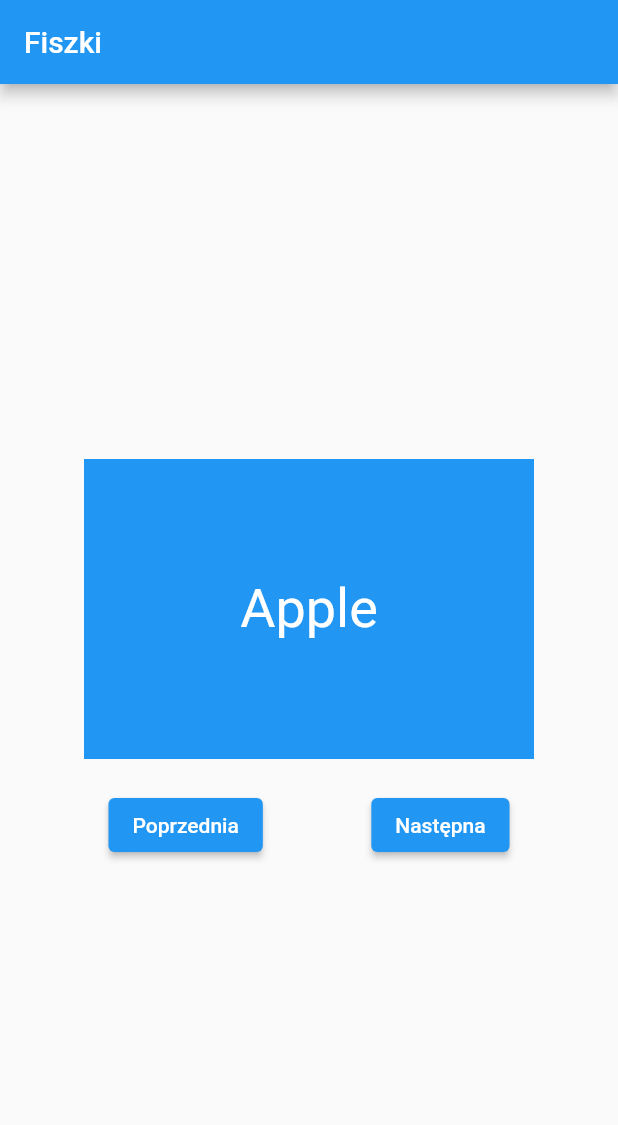
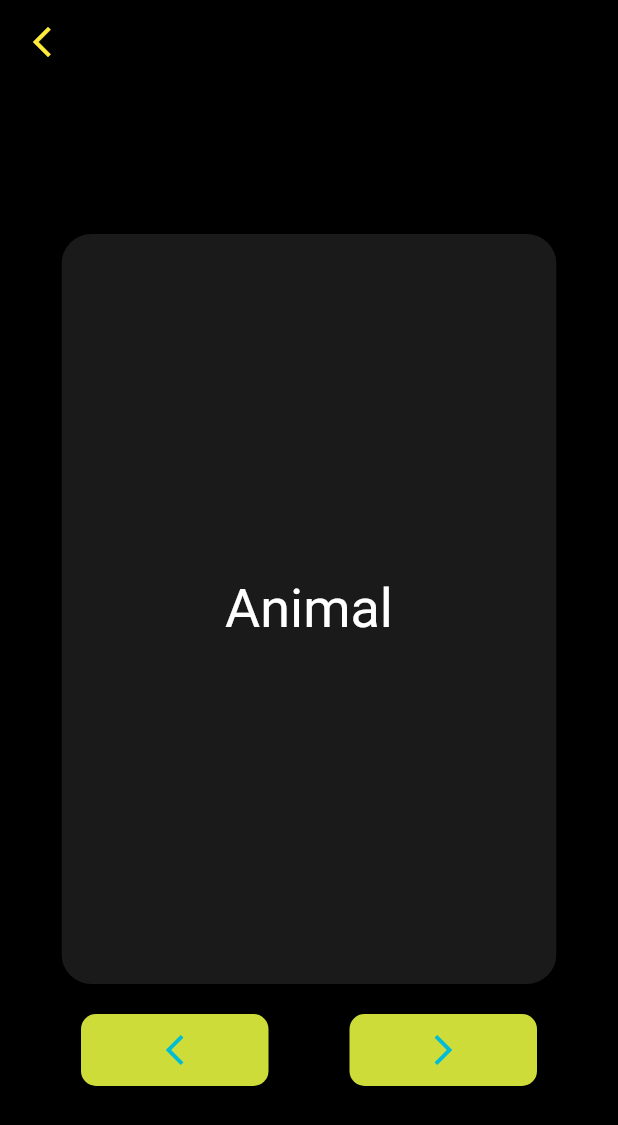
Before and after one commit to Kacp-R/fiszki, a Flutter app: the screen it shows after launch, after a tap on "Flashcards", on a phone screen of 412 x 824 dp. Shown: the top 1125 px of the screen. Run offline on Flutter 3.47's test engine with Material 2 defaults, Android fonts, the phone set to English and light mode, and no system bars; drawn by our look-alikes of flip_card.

Commit message:
-wstępna wersja fiszek dodana v1.1

```diff
--- a/lib/flashcards.dart
+++ b/lib/flashcards.dart
@@ -1,3 +1,4 @@
+import 'package:fiszki/main_page.dart';
 import 'package:flutter/material.dart';
 import 'package:flip_card/flip_card.dart';
 
@@ -7,7 +8,12 @@ class Flashcards extends StatelessWidget {
     return MaterialApp(
       title: 'Fiszki',
       theme: ThemeData(
-        primarySwatch: Colors.blue,
+        primarySwatch: Colors.lime,
+        scaffoldBackgroundColor: Colors.black,
+        appBarTheme: AppBarTheme(
+          color: Colors.black,
+          foregroundColor: Colors.yellow,
+        )
       ),
       home: FlashcardsPage(),
     );
@@ -20,7 +26,72 @@ class FlashcardsPage extends StatefulWidget {
 }
 
 class _FlashcardsPageState extends State<FlashcardsPage> {
-  List<Flashcard> flashcards = [    Flashcard('Apple', 'Jabłko'),    Flashcard('Grape', 'Wino w wodzie'),    Flashcard('Pear', 'Gruszka'),  ];
+  List<Flashcard> flashcards = [
+    Flashcard('Animal', 'Zwierzę'),
+    Flashcard('Art', 'Sztuka'),
+    Flashcard('Baby', 'Dziecko'),
+    Flashcard('Backpack', 'Plecak'),
+    Flashcard('Ball', 'Piłka'),
+    Flashcard('Bathroom', 'Łazienka'),
+    Flashcard('Bed', 'Łóżko'),
+    Flashcard('Bicycle', 'Rower'),
+    Flashcard('Bird', 'Ptak'),
+    Flashcard('Book', 'Książka'),
+    Flashcard('Bottle', 'Butelka'),
+    Flashcard('Box', 'Pudełko'),
+    Flashcard('Boy', 'Chłopiec'),
+    Flashcard('Bread', 'Chleb'),
+    Flashcard('Breakfast', 'Śniadanie'),
+    Flashcard('Building', 'Budynek'),
+    Flashcard('Bus', 'Autobus'),
+    Flashcard('Business', 'Biznes'),
+    Flashcard('Butterfly', 'Motyl'),
+    Flashcard('Car', 'Samochód'),
+    Flashcard('Cat', 'Kot'),
+    Flashcard('Chair', 'Krzesło'),
+    Flashcard('City', 'Miasto'),
+    Flashcard('Clothes', 'Ubrania'),
+    Flashcard('Cloud', 'Chmura'),
+    Flashcard('Coffee', 'Kawa'),
+    Flashcard('Computer', 'Komputer'),
+    Flashcard('Cookie', 'Ciastko'),
+    Flashcard('Country', 'Kraj'),
+    Flashcard('Cousin', 'Kuzyn'),
+    Flashcard('Cow', 'Krowa'),
+    Flashcard('Cup', 'Kubek'),
+    Flashcard('Dad', 'Tata'),
+    Flashcard('Dance', 'Taniec'),
+    Flashcard('Daughter', 'Córka'),
+    Flashcard('Day', 'Dzień'),
+    Flashcard('Desk', 'Biurko'),
+    Flashcard('Dinner', 'Obiad'),
+    Flashcard('Dog', 'Pies'),
+    Flashcard('Door', 'Drzwi'),
+    Flashcard('Drawing', 'Rysunek'),
+    Flashcard('Dream', 'Sen'),
+    Flashcard('Dress', 'Sukienka'),
+    Flashcard('Drink', 'Napój'),
+    Flashcard('Ear', 'Ucho'),
+    Flashcard('Earth', 'Ziemia'),
+    Flashcard('Egg', 'Jajko'),
+    Flashcard('Electricity', 'Elektryczność'),
+    Flashcard('Elephant', 'Słoń'),
+    Flashcard('Elevator', 'Winda'),
+    Flashcard('Email', 'E-mail'),
+    Flashcard('Engine', 'Silnik'),
+    Flashcard('Evening', 'Wieczór'),
+    Flashcard('Eye', 'Oko'),
+    Flashcard('Face', 'Twarz'),
+    Flashcard('Family', 'Rodzina'),
+    Flashcard('Fan', 'Wiatrak'),
+    Flashcard('Farm', 'Farma'),
+    Flashcard('Father', 'Ojciec'),
+    Flashcard('Feet', 'Stopy'),
+    Flashcard('Film', 'Film'),
+    Flashcard('Finger', 'Palec'),
+    Flashcard('Fire', 'Ogień'),
+    Flashcard('Fish', 'Ryba'),
+  ];
 
   int index = 0;
 
@@ -46,17 +117,27 @@ class _FlashcardsPageState extends State<FlashcardsPage> {
   Widget build(BuildContext context) {
     return Scaffold(
       appBar: AppBar(
-        title: Text('Fiszki'),
+        leading: IconButton (
+          icon: Icon(Icons.arrow_back_ios_new),
+            onPressed: () {
+              Navigator.push(
+                context,
+                MaterialPageRoute(builder: (context) => Main()),
+              );
+            },
+        ),
       ),
       body: Column(
         mainAxisAlignment: MainAxisAlignment.center,
         children: [
           FlipCard(
-            direction: FlipDirection.HORIZONTAL, // kierunek, w którym ma być przesunięcie
-            front: Container(
-              height: 200,
-              width: 300,
-              color: Colors.blue,
+            direction: FlipDirection.HORIZONTAL,
+            front: ClipRRect(
+              borderRadius: BorderRadius.circular(20), // ustalenie zaokrąglenia rogów
+              child: Container(
+                height: 500,
+                width: 330,
+                color: Colors.white10,
                 child: Center(
                   child: Text(
                     flashcards[index].pageone,
@@ -64,14 +145,18 @@ class _FlashcardsPageState extends State<FlashcardsPage> {
                   ),
                 ),
               ),
-            back: Container(
-              height: 200,
-              width: 300,
-              color: Colors.green,
+            ),
+            back: ClipRRect(
+              borderRadius: BorderRadius.circular(20), // ustalenie zaokrąglenia rogów
+              child: Container(
+                height: 500,
+                width: 330,
+                color: Colors.lime,
                 child: Center(
                   child: Text(
                     flashcards[index].pagetwo,
-                  style: TextStyle(fontSize: 36, color: Colors.white),
+                    style: TextStyle(fontSize: 36, color: Colors.black),
+                  ),
                 ),
               ),
             ),
@@ -80,14 +165,31 @@ class _FlashcardsPageState extends State<FlashcardsPage> {
           Row(
             mainAxisAlignment: MainAxisAlignment.spaceEvenly,
             children: [
-              ElevatedButton(
+              Container(
+                width: 125,
+                decoration: BoxDecoration(
+                  color: Colors.lime,
+                  borderRadius: BorderRadius.circular(10),
+                ),
+                child: IconButton(
+                  icon: Icon(Icons.arrow_back_ios_new),
+                  color: Colors.cyan,
                   onPressed: _prevFlashcard,
-                child: Text('Poprzednia'),
                 ),
-              ElevatedButton(
+              ),
+              Container(
+                width: 125,
+                decoration: BoxDecoration(
+                  color: Colors.lime,
+                  borderRadius: BorderRadius.circular(10),
+                ),
+                child: IconButton(
+                  icon: Icon(Icons.arrow_forward_ios),
+                  color: Colors.cyan,
                   onPressed: _nextFlashcard,
-                child: Text('Następna'),
                 ),
+              ),
+
             ],
           ),
         ],
--- a/lib/main_page.dart
+++ b/lib/main_page.dart
@@ -13,7 +13,13 @@ class Main extends StatefulWidget {
 class _MainState extends State<Main>{
   @override
   Widget build(BuildContext context) {
-    return Scaffold(
+    return MaterialApp(
+      theme: ThemeData(
+        primaryColor: Colors.blue,
+        accentColor: Colors.orange,
+        // inne parametry motywu
+      ),
+      home: Scaffold(
         appBar: AppBar(
           title: Text('Main Page'),
         ),
@@ -51,6 +57,7 @@ class _MainState extends State<Main>{
             ],
           ),
         ),
+      ),
     );
   }
 }
```
Lines whose indentation alone changed are shown as unchanged.
